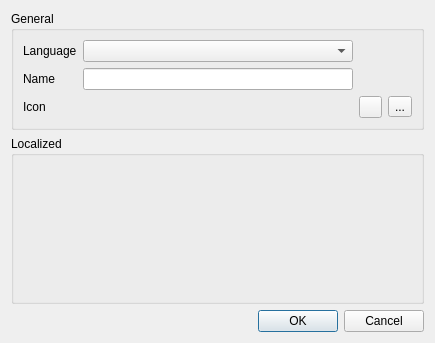
Above: src/directoryeditordialog.ui from ZIMA-Engineering/ZIMA-CAD-Parts before the change. Below: the same form after it.
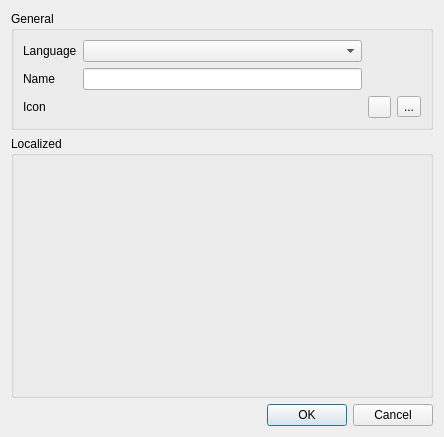
That is the form after the change. Icons and pictures are not drawn.

```diff
--- a/src/directoryeditordialog.ui
+++ b/src/directoryeditordialog.ui
@@ -6,8 +6,8 @@
    <rect>
     <x>0</x>
     <y>0</y>
-    <width>435</width>
-    <height>343</height>
+    <width>444</width>
+    <height>437</height>
    </rect>
   </property>
   <property name="windowTitle">
```
